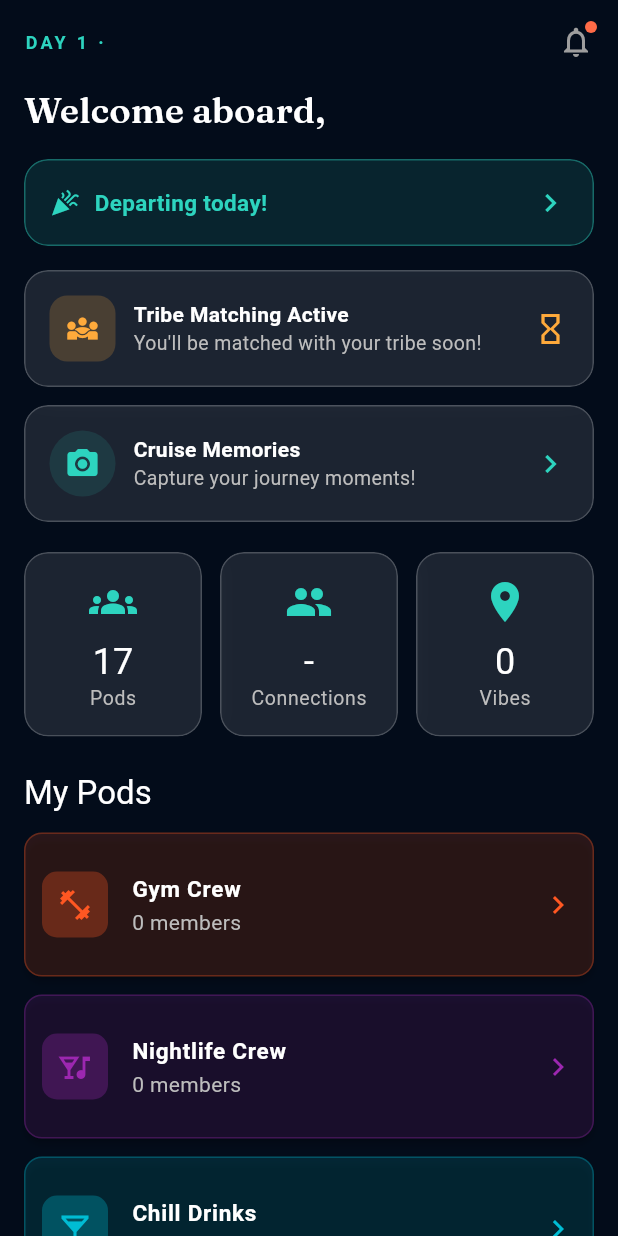
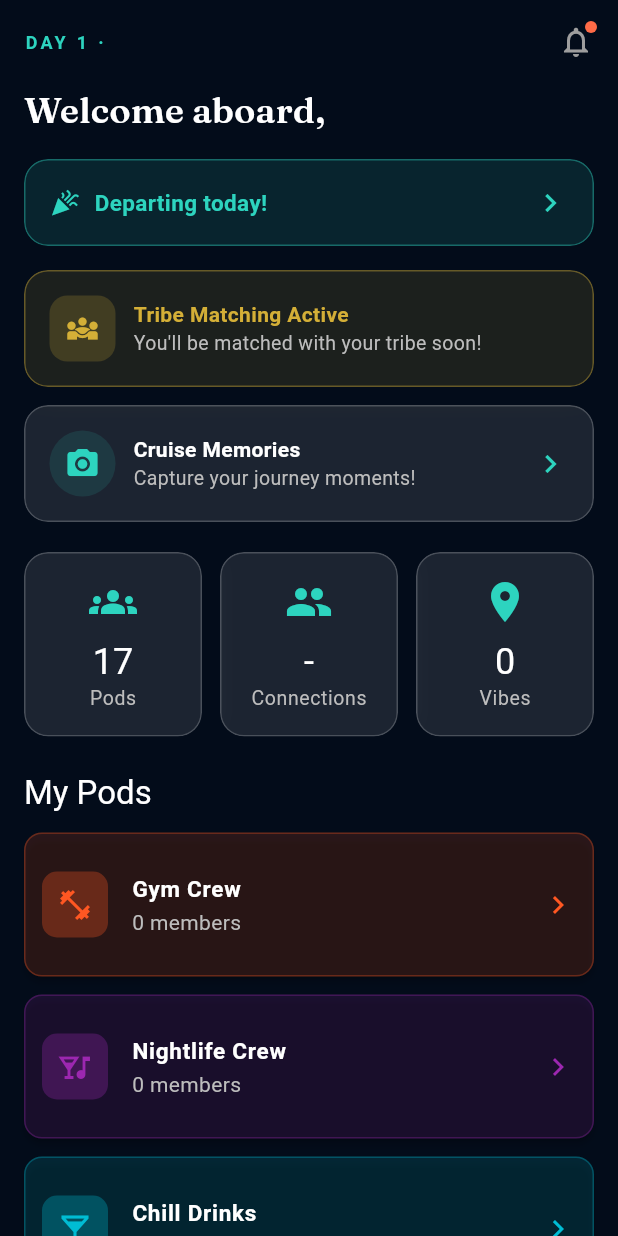
Before and after one commit to HughieMM/Cruise_App, a Flutter app: the HomeTab screen opened directly, on a phone screen of 412 x 824 dp. Run offline on Flutter 3.47's test engine with Material 3 defaults, Android fonts, the phone set to English and light mode, and no system bars; our stand-ins replace cached_network_image, cloud_firestore, firebase_auth, firebase_core, firebase_messaging, firebase_storage and 4 more; accounts and stored records are empty.

Commit message:
Remove dead-looking arrow and gold-ify the Tribe Matching card
The trailing hourglass icon on the "Tribe Matching Active" card
wasn't a separate control - the whole row is already one InkWell
navigating to the Tribe tab - so it just looked like an unresponsive
button. Removed it, and switched the card's accent from amber to
AppColors.gold (title text, icon badge, and a matching glass
border/tint) for a richer look.

Co-Authored-By: Claude Sonnet 5 <noreply@anthropic.com>
Claude-Session: https://claude.ai/code/session_017nbsGwUar9f2huemtVFgqt

```diff
--- a/driftly/lib/screens/home/tabs/home_tab.dart
+++ b/driftly/lib/screens/home/tabs/home_tab.dart
@@ -219,6 +219,8 @@ class _HomeTabState extends State<HomeTab> {
     if (_sailing!.shouldTriggerTribeMatching && !tribeProvider.hasTribe) {
       widgets.add(
         GlassCard(
+          borderColor: AppColors.goldBorder,
+          tintColor: AppColors.goldTint,
           padding: EdgeInsets.zero,
           child: InkWell(
             onTap: () => context.go('/home?tab=tribe'),
@@ -227,7 +229,7 @@ class _HomeTabState extends State<HomeTab> {
               padding: const EdgeInsets.all(16),
               child: Row(
                 children: [
-                  const IconBadge(icon: Icons.diversity_3, backgroundColor: AppColors.amber),
+                  const IconBadge(icon: Icons.diversity_3, backgroundColor: AppColors.gold),
                   const SizedBox(width: 12),
                   Expanded(
                     child: Column(
@@ -235,7 +237,7 @@ class _HomeTabState extends State<HomeTab> {
                       children: [
                         const Text(
                           'Tribe Matching Active',
-                          style: TextStyle(fontWeight: FontWeight.bold, color: Colors.white),
+                          style: TextStyle(fontWeight: FontWeight.bold, color: AppColors.gold),
                         ),
                         Text(
                           'You\'ll be matched with your tribe soon!',
@@ -247,7 +249,6 @@ class _HomeTabState extends State<HomeTab> {
                       ],
                     ),
                   ),
-                  const Icon(Icons.hourglass_empty, color: AppColors.amber),
                 ],
               ),
             ),
```
